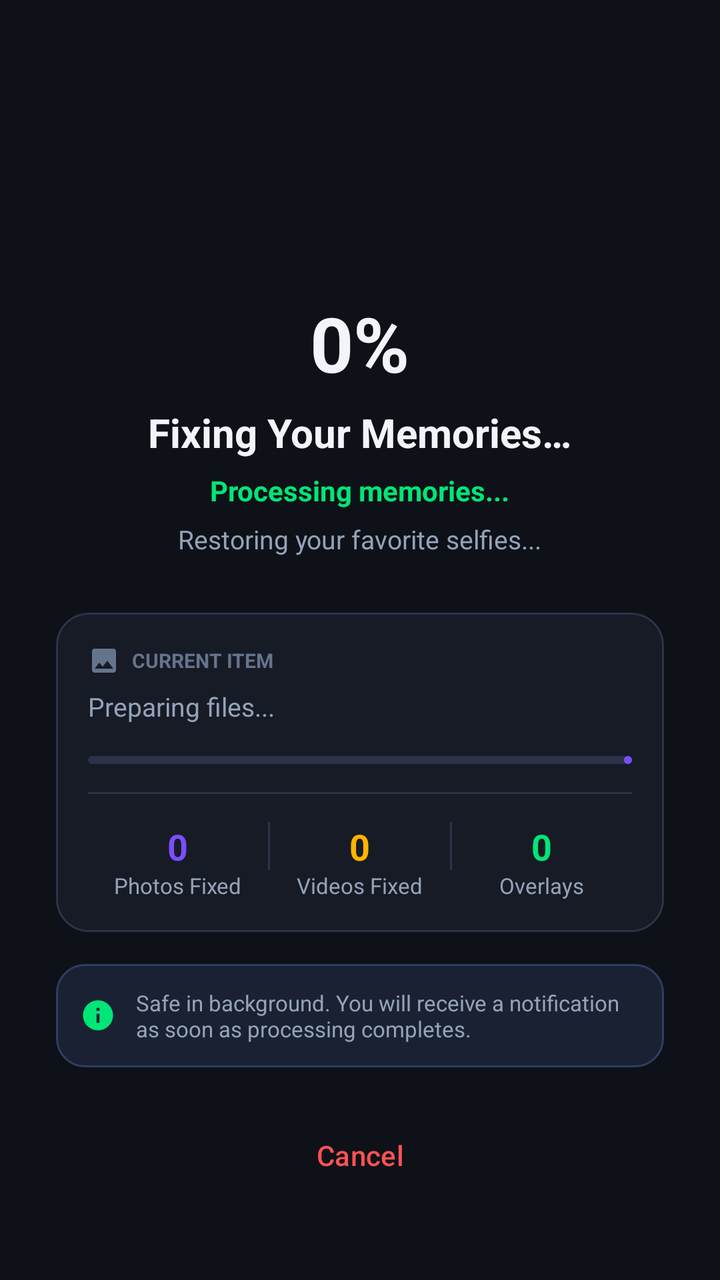
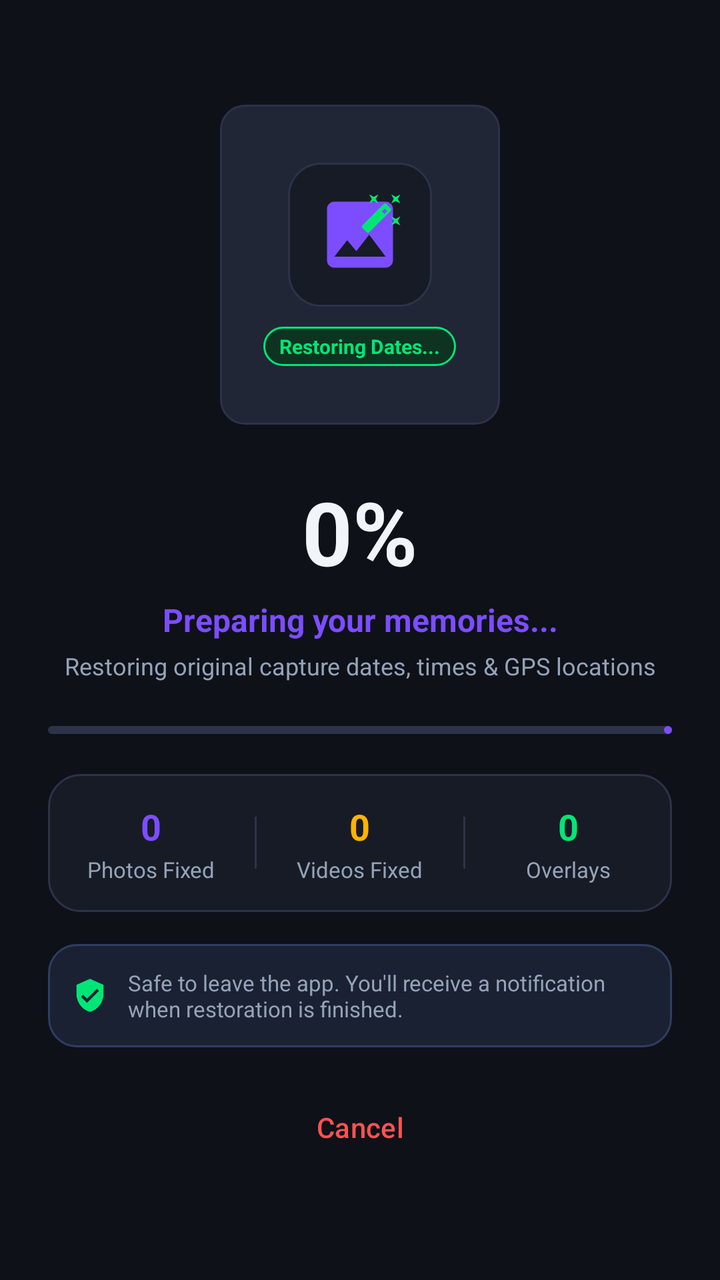

An Android layout rendered at two revisions. The XML below is the earlier revision; the diff shows what the commit changed to produce the second picture.
<!-- AndroidManifest.xml: application theme Theme.MemoryFix -->
<!-- res/layout/fragment_processing.xml -->
<?xml version="1.0" encoding="utf-8"?>
<LinearLayout xmlns:android="http://schemas.android.com/apk/res/android"
    xmlns:app="http://schemas.android.com/apk/res-auto"
    android:layout_width="match_parent"
    android:layout_height="match_parent"
    android:gravity="center"
    android:orientation="vertical"
    android:padding="28dp">

    
    <ProgressBar
        android:id="@+id/progressCircular"
        style="?android:attr/progressBarStyleLarge"
        android:layout_width="88dp"
        android:layout_height="88dp"
        android:indeterminateTint="@color/primary" />

    <TextView
        android:id="@+id/tvProgressPercentage"
        android:layout_width="wrap_content"
        android:layout_height="wrap_content"
        android:layout_marginTop="20dp"
        android:text="0%"
        android:textColor="@color/text_primary"
        android:textSize="38sp"
        android:textStyle="bold" />

    <TextView
        android:id="@+id/tvProcessingTitle"
        android:layout_width="wrap_content"
        android:layout_height="wrap_content"
        android:layout_marginTop="6dp"
        android:text="@string/processing_title"
        android:textColor="@color/text_primary"
        android:textSize="20sp"
        android:textStyle="bold" />

    <TextView
        android:id="@+id/tvProgressCount"
        android:layout_width="wrap_content"
        android:layout_height="wrap_content"
        android:layout_marginTop="6dp"
        android:text="Processing memories..."
        android:textColor="@color/accent"
        android:textSize="14sp"
        android:textStyle="bold" />

    <TextView
        android:id="@+id/tvFriendlyStatus"
        android:layout_width="wrap_content"
        android:layout_height="wrap_content"
        android:layout_marginTop="6dp"
        android:gravity="center"
        android:text="Restoring your favorite selfies..."
        android:textColor="@color/text_secondary"
        android:textSize="13sp" />

    
    <LinearLayout
        android:layout_width="match_parent"
        android:layout_height="wrap_content"
        android:layout_marginTop="28dp"
        android:background="@drawable/bg_card"
        android:orientation="vertical"
        android:padding="16dp">

        <LinearLayout
            android:layout_width="match_parent"
            android:layout_height="wrap_content"
            android:gravity="center_vertical"
            android:orientation="horizontal">

            <ImageView
                android:layout_width="16dp"
                android:layout_height="16dp"
                android:src="@drawable/ic_photo"
                app:tint="@color/text_tertiary" />

            <TextView
                android:layout_width="wrap_content"
                android:layout_height="wrap_content"
                android:layout_marginStart="6dp"
                android:text="CURRENT ITEM"
                android:textColor="@color/text_tertiary"
                android:textSize="10sp"
                android:textStyle="bold" />
        </LinearLayout>

        <TextView
            android:id="@+id/tvCurrentFileName"
            android:layout_width="match_parent"
            android:layout_height="wrap_content"
            android:layout_marginTop="6dp"
            android:ellipsize="middle"
            android:singleLine="true"
            android:text="Preparing files..."
            android:textColor="@color/text_secondary"
            android:textSize="13sp" />

        
        <com.google.android.material.progressindicator.LinearProgressIndicator
            android:id="@+id/progressLinear"
            android:layout_width="match_parent"
            android:layout_height="8dp"
            android:layout_marginTop="16dp"
            app:indicatorColor="@color/primary"
            app:trackColor="@color/surface_border"
            app:trackCornerRadius="4dp" />

        <View
            android:layout_width="match_parent"
            android:layout_height="1dp"
            android:layout_marginVertical="14dp"
            android:background="@color/surface_border" />

        
        <LinearLayout
            android:layout_width="match_parent"
            android:layout_height="wrap_content"
            android:orientation="horizontal">

            <LinearLayout
                android:layout_width="0dp"
                android:layout_height="wrap_content"
                android:layout_weight="1"
                android:gravity="center"
                android:orientation="vertical">

                <TextView
                    android:id="@+id/tvLivePhotosFixed"
                    android:layout_width="wrap_content"
                    android:layout_height="wrap_content"
                    android:text="0"
                    android:textColor="@color/primary"
                    android:textSize="18sp"
                    android:textStyle="bold" />

                <TextView
                    android:layout_width="wrap_content"
                    android:layout_height="wrap_content"
                    android:text="Photos Fixed"
                    android:textColor="@color/text_secondary"
                    android:textSize="11sp" />
            </LinearLayout>

            <View
                android:layout_width="1dp"
                android:layout_height="24dp"
                android:background="@color/surface_border" />

            <LinearLayout
                android:layout_width="0dp"
                android:layout_height="wrap_content"
                android:layout_weight="1"
                android:gravity="center"
                android:orientation="vertical">

                <TextView
                    android:id="@+id/tvLiveVideosFixed"
                    android:layout_width="wrap_content"
                    android:layout_height="wrap_content"
                    android:text="0"
                    android:textColor="@color/amber"
                    android:textSize="18sp"
                    android:textStyle="bold" />

                <TextView
                    android:layout_width="wrap_content"
                    android:layout_height="wrap_content"
                    android:text="Videos Fixed"
                    android:textColor="@color/text_secondary"
                    android:textSize="11sp" />
            </LinearLayout>

            <View
                android:layout_width="1dp"
                android:layout_height="24dp"
                android:background="@color/surface_border" />

            <LinearLayout
                android:layout_width="0dp"
                android:layout_height="wrap_content"
                android:layout_weight="1"
                android:gravity="center"
                android:orientation="vertical">

                <TextView
                    android:id="@+id/tvLiveOverlaysMerged"
                    android:layout_width="wrap_content"
                    android:layout_height="wrap_content"
                    android:text="0"
                    android:textColor="@color/accent"
                    android:textSize="18sp"
                    android:textStyle="bold" />

                <TextView
                    android:layout_width="wrap_content"
                    android:layout_height="wrap_content"
                    android:text="Overlays"
                    android:textColor="@color/text_secondary"
                    android:textSize="11sp" />
            </LinearLayout>
        </LinearLayout>
    </LinearLayout>

    
    <LinearLayout
        android:layout_width="match_parent"
        android:layout_height="wrap_content"
        android:layout_marginTop="16dp"
        android:background="@drawable/bg_tip_card"
        android:gravity="center_vertical"
        android:orientation="horizontal"
        android:padding="12dp">

        <ImageView
            android:layout_width="18dp"
            android:layout_height="18dp"
            android:src="@drawable/ic_info"
            app:tint="@color/accent" />

        <TextView
            android:layout_width="0dp"
            android:layout_height="wrap_content"
            android:layout_marginStart="10dp"
            android:layout_weight="1"
            android:text="Safe in background. You will receive a notification as soon as processing completes."
            android:textColor="@color/text_secondary"
            android:textSize="11sp" />
    </LinearLayout>

    <com.google.android.material.button.MaterialButton
        android:id="@+id/btnCancelProcessing"
        style="@style/Widget.Material3.Button.TextButton"
        android:layout_width="wrap_content"
        android:layout_height="wrap_content"
        android:layout_marginTop="20dp"
        android:text="@string/btn_cancel"
        android:textColor="@color/error" />

</LinearLayout>
<!-- resources referenced by this layout -->
<resources>
  <color name="accent">#00E676</color>
  <color name="amber">#FFB300</color>
  <color name="error">#FF5252</color>
  <color name="primary">#7C4DFF</color>
  <color name="surface_border">#2C3349</color>
  <color name="text_primary">#F1F5F9</color>
  <color name="text_secondary">#94A3B8</color>
  <color name="text_tertiary">#64748B</color>
  <!-- drawable bg_card (drawable) -->
  <?xml version="1.0" encoding="utf-8"?>
  <shape xmlns:android="http://schemas.android.com/apk/res/android"
      android:shape="rectangle">
      <solid android:color="@color/surface_card" />
      <corners android:radius="16dp" />
      <stroke android:width="1dp" android:color="@color/surface_border" />
  </shape>
  <!-- drawable bg_tip_card (drawable) -->
  <?xml version="1.0" encoding="utf-8"?>
  <shape xmlns:android="http://schemas.android.com/apk/res/android"
      android:shape="rectangle">
      <solid android:color="#1A2133" />
      <corners android:radius="14dp" />
      <stroke android:width="1dp" android:color="#2F3E61" />
  </shape>
  <!-- drawable ic_info (drawable) -->
  <vector xmlns:android="http://schemas.android.com/apk/res/android"
      android:width="24dp"
      android:height="24dp"
      android:viewportWidth="24"
      android:viewportHeight="24">
    <path
        android:fillColor="#FFFFFFFF"
        android:pathData="M12,2C6.48,2 2,6.48 2,12s4.48,10 10,10 10,-4.48 10,-10S17.52,2 12,2zm1,15h-2v-6h2v6zm0,-8h-2V7h2v2z"/>
  </vector>
  <!-- drawable ic_photo (drawable) -->
  <vector xmlns:android="http://schemas.android.com/apk/res/android"
      android:width="24dp"
      android:height="24dp"
      android:viewportWidth="24"
      android:viewportHeight="24">
    <path
        android:fillColor="#FFFFFFFF"
        android:pathData="M21,19V5c0,-1.1 -0.9,-2 -2,-2H5c-1.1,0 -2,0.9 -2,2v14c0,1.1 0.9,2 2,2h14c1.1,0 2,-0.9 2,-2zM8.5,13.5l2.5,3.01L14.5,12l4.5,6H5l3.5,-4.5z"/>
  </vector>
  <string name="btn_cancel">Cancel</string>
  <string name="processing_title">Fixing Your Memories…</string>
  <color name="surface_card">#171B26</color>
  <color name="primary_variant">#651FFF</color>
  <color name="on_primary">#FFFFFF</color>
  <color name="on_accent">#00391A</color>
  <color name="bg_dark">#0E1118</color>
  <!-- unchanged entries left out for length: 1 -->
</resources>

<!-- the commit's change to res/layout/fragment_processing.xml (unified diff, before → after) -->
@@ -5,201 +5,196 @@
     android:layout_height="match_parent"
     android:gravity="center"
     android:orientation="vertical"
-    android:padding="28dp">
-
-    
-    <ProgressBar
-        android:id="@+id/progressCircular"
-        style="?android:attr/progressBarStyleLarge"
-        android:layout_width="88dp"
-        android:layout_height="88dp"
-        android:indeterminateTint="@color/primary" />
-
+    android:padding="24dp">
+
+    
+    <FrameLayout
+        android:id="@+id/layoutPhotoFrame"
+        android:layout_width="140dp"
+        android:layout_height="160dp"
+        android:background="@drawable/bg_card_elevated"
+        android:padding="12dp">
+
+        <LinearLayout
+            android:layout_width="match_parent"
+            android:layout_height="match_parent"
+            android:gravity="center"
+            android:orientation="vertical">
+
+            
+            <FrameLayout
+                android:layout_width="72dp"
+                android:layout_height="72dp"
+                android:background="@drawable/bg_card"
+                android:padding="14dp">
+
+                <ImageView
+                    android:id="@+id/ivAnimatedPhoto"
+                    android:layout_width="match_parent"
+                    android:layout_height="match_parent"
+                    android:src="@drawable/ic_photo"
+                    app:tint="@color/primary" />
+
+                <ImageView
+                    android:id="@+id/ivSparkleBadge"
+                    android:layout_width="22dp"
+                    android:layout_height="22dp"
+                    android:layout_gravity="top|end"
+                    android:src="@drawable/ic_auto_fix"
+                    app:tint="@color/accent" />
+            </FrameLayout>
+
+            
+            <TextView
+                android:id="@+id/tvFrameDateBadge"
+                android:layout_width="wrap_content"
+                android:layout_height="wrap_content"
+                android:layout_marginTop="10dp"
+                android:background="@drawable/bg_badge_pill"
+                android:paddingHorizontal="8dp"
+                android:paddingVertical="3dp"
+                android:text="Restoring Dates..."
+                android:textColor="@color/accent"
+                android:textSize="10sp"
+                android:textStyle="bold" />
+        </LinearLayout>
+    </FrameLayout>
+
+    
     <TextView
         android:id="@+id/tvProgressPercentage"
         android:layout_width="wrap_content"
         android:layout_height="wrap_content"
-        android:layout_marginTop="20dp"
+        android:layout_marginTop="24dp"
         android:text="0%"
         android:textColor="@color/text_primary"
-        android:textSize="38sp"
+        android:textSize="44sp"
         android:textStyle="bold" />
 
+    
     <TextView
-        android:id="@+id/tvProcessingTitle"
-        android:layout_width="wrap_content"
-        android:layout_height="wrap_content"
-        android:layout_marginTop="6dp"
-        android:text="@string/processing_title"
-        android:textColor="@color/text_primary"
-        android:textSize="20sp"
+        android:id="@+id/tvSingleStatus"
+        android:layout_width="wrap_content"
+        android:layout_height="wrap_content"
+        android:layout_marginTop="4dp"
+        android:gravity="center"
+        android:text="Preparing your memories..."
+        android:textColor="@color/primary"
+        android:textSize="16sp"
         android:textStyle="bold" />
 
     <TextView
-        android:id="@+id/tvProgressCount"
-        android:layout_width="wrap_content"
-        android:layout_height="wrap_content"
-        android:layout_marginTop="6dp"
-        android:text="Processing memories..."
-        android:textColor="@color/accent"
-        android:textSize="14sp"
-        android:textStyle="bold" />
-
-    <TextView
-        android:id="@+id/tvFriendlyStatus"
-        android:layout_width="wrap_content"
-        android:layout_height="wrap_content"
-        android:layout_marginTop="6dp"
+        android:layout_width="wrap_content"
+        android:layout_height="wrap_content"
+        android:layout_marginTop="4dp"
         android:gravity="center"
-        android:text="Restoring your favorite selfies..."
+        android:text="Restoring original capture dates, times &amp; GPS locations"
         android:textColor="@color/text_secondary"
-        android:textSize="13sp" />
+        android:textSize="12sp" />
+
+    
+    <com.google.android.material.progressindicator.LinearProgressIndicator
+        android:id="@+id/progressLinear"
+        android:layout_width="match_parent"
+        android:layout_height="8dp"
+        android:layout_marginTop="22dp"
+        app:indicatorColor="@color/primary"
+        app:trackColor="@color/surface_border"
+        app:trackCornerRadius="4dp" />
 
     
     <LinearLayout
         android:layout_width="match_parent"
         android:layout_height="wrap_content"
-        android:layout_marginTop="28dp"
+        android:layout_marginTop="20dp"
         android:background="@drawable/bg_card"
-        android:orientation="vertical"
-        android:padding="16dp">
-
-        <LinearLayout
-            android:layout_width="match_parent"
-            android:layout_height="wrap_content"
-            android:gravity="center_vertical"
-            android:orientation="horizontal">
-
-            <ImageView
-                android:layout_width="16dp"
-                android:layout_height="16dp"
-                android:src="@drawable/ic_photo"
-                app:tint="@color/text_tertiary" />
-
-            <TextView
-                android:layout_width="wrap_content"
-                android:layout_height="wrap_content"
-                android:layout_marginStart="6dp"
-                android:text="CURRENT ITEM"
-                android:textColor="@color/text_tertiary"
-                android:textSize="10sp"
-                android:textStyle="bold" />
-        </LinearLayout>
-
-        <TextView
-            android:id="@+id/tvCurrentFileName"
-            android:layout_width="match_parent"
-            android:layout_height="wrap_content"
-            android:layout_marginTop="6dp"
-            android:ellipsize="middle"
-            android:singleLine="true"
-            android:text="Preparing files..."
-            android:textColor="@color/text_secondary"
-            android:textSize="13sp" />
-
-        
-        <com.google.android.material.progressindicator.LinearProgressIndicator
-            android:id="@+id/progressLinear"
-            android:layout_width="match_parent"
-            android:layout_height="8dp"
-            android:layout_marginTop="16dp"
-            app:indicatorColor="@color/primary"
-            app:trackColor="@color/surface_border"
-            app:trackCornerRadius="4dp" />
+        android:gravity="center"
+        android:orientation="horizontal"
+        android:paddingVertical="14dp">
+
+        <LinearLayout
+            android:layout_width="0dp"
+            android:layout_height="wrap_content"
+            android:layout_weight="1"
+            android:gravity="center"
+            android:orientation="vertical">
+
+            <TextView
+                android:id="@+id/tvLivePhotosFixed"
+                android:layout_width="wrap_content"
+                android:layout_height="wrap_content"
+                android:text="0"
+                android:textColor="@color/primary"
+                android:textSize="18sp"
+                android:textStyle="bold" />
+
+            <TextView
+                android:layout_width="wrap_content"
+                android:layout_height="wrap_content"
+                android:layout_marginTop="2dp"
+                android:text="Photos Fixed"
+                android:textColor="@color/text_secondary"
+                android:textSize="11sp" />
+        </LinearLayout>
 
         <View
-            android:layout_width="match_parent"
-            android:layout_height="1dp"
-            android:layout_marginVertical="14dp"
+            android:layout_width="1dp"
+            android:layout_height="26dp"
             android:background="@color/surface_border" />
 
-        
-        <LinearLayout
-            android:layout_width="match_parent"
-            android:layout_height="wrap_content"
-            android:orientation="horizontal">
-
-            <LinearLayout
-                android:layout_width="0dp"
-                android:layout_height="wrap_content"
-                android:layout_weight="1"
-                android:gravity="center"
-                android:orientation="vertical">
-
-                <TextView
-                    android:id="@+id/tvLivePhotosFixed"
-                    android:layout_width="wrap_content"
-                    android:layout_height="wrap_content"
-                    android:text="0"
-                    android:textColor="@color/primary"
-                    android:textSize="18sp"
-                    android:textStyle="bold" />
-
-                <TextView
-                    android:layout_width="wrap_content"
-                    android:layout_height="wrap_content"
-                    android:text="Photos Fixed"
-                    android:textColor="@color/text_secondary"
-                    android:textSize="11sp" />
-            </LinearLayout>
-
-            <View
-                android:layout_width="1dp"
-                android:layout_height="24dp"
-                android:background="@color/surface_border" />
-
-            <LinearLayout
-                android:layout_width="0dp"
-                android:layout_height="wrap_content"
-                android:layout_weight="1"
-                android:gravity="center"
-                android:orientation="vertical">
-
-                <TextView
-                    android:id="@+id/tvLiveVideosFixed"
-                    android:layout_width="wrap_content"
-                    android:layout_height="wrap_content"
-                    android:text="0"
-                    android:textColor="@color/amber"
-                    android:textSize="18sp"
-                    android:textStyle="bold" />
-
-                <TextView
-                    android:layout_width="wrap_content"
-                    android:layout_height="wrap_content"
-                    android:text="Videos Fixed"
-                    android:textColor="@color/text_secondary"
-                    android:textSize="11sp" />
-            </LinearLayout>
-
-            <View
-                android:layout_width="1dp"
-                android:layout_height="24dp"
-                android:background="@color/surface_border" />
-
-            <LinearLayout
-                android:layout_width="0dp"
-                android:layout_height="wrap_content"
-                android:layout_weight="1"
-                android:gravity="center"
-                android:orientation="vertical">
-
-                <TextView
-                    android:id="@+id/tvLiveOverlaysMerged"
-                    android:layout_width="wrap_content"
-                    android:layout_height="wrap_content"
-                    android:text="0"
-                    android:textColor="@color/accent"
-                    android:textSize="18sp"
-                    android:textStyle="bold" />
-
-                <TextView
-                    android:layout_width="wrap_content"
-                    android:layout_height="wrap_content"
-                    android:text="Overlays"
-                    android:textColor="@color/text_secondary"
-                    android:textSize="11sp" />
-            </LinearLayout>
+        <LinearLayout
+            android:layout_width="0dp"
+            android:layout_height="wrap_content"
+            android:layout_weight="1"
+            android:gravity="center"
+            android:orientation="vertical">
+
+            <TextView
+                android:id="@+id/tvLiveVideosFixed"
+                android:layout_width="wrap_content"
+                android:layout_height="wrap_content"
+                android:text="0"
+                android:textColor="@color/amber"
+                android:textSize="18sp"
+                android:textStyle="bold" />
+
+            <TextView
+                android:layout_width="wrap_content"
+                android:layout_height="wrap_content"
+                android:layout_marginTop="2dp"
+                android:text="Videos Fixed"
+                android:textColor="@color/text_secondary"
+                android:textSize="11sp" />
+        </LinearLayout>
+
+        <View
+            android:layout_width="1dp"
+            android:layout_height="26dp"
+            android:background="@color/surface_border" />
+
+        <LinearLayout
+            android:layout_width="0dp"
+            android:layout_height="wrap_content"
+            android:layout_weight="1"
+            android:gravity="center"
+            android:orientation="vertical">
+
+            <TextView
+                android:id="@+id/tvLiveOverlaysMerged"
+                android:layout_width="wrap_content"
+                android:layout_height="wrap_content"
+                android:text="0"
+                android:textColor="@color/accent"
+                android:textSize="18sp"
+                android:textStyle="bold" />
+
+            <TextView
+                android:layout_width="wrap_content"
+                android:layout_height="wrap_content"
+                android:layout_marginTop="2dp"
+                android:text="Overlays"
+                android:textColor="@color/text_secondary"
+                android:textSize="11sp" />
         </LinearLayout>
     </LinearLayout>
 
@@ -216,7 +211,7 @@
         <ImageView
             android:layout_width="18dp"
             android:layout_height="18dp"
-            android:src="@drawable/ic_info"
+            android:src="@drawable/ic_shield_check"
             app:tint="@color/accent" />
 
         <TextView
@@ -224,17 +219,18 @@
             android:layout_height="wrap_content"
             android:layout_marginStart="10dp"
             android:layout_weight="1"
-            android:text="Safe in background. You will receive a notification as soon as processing completes."
+            android:text="Safe to leave the app. You'll receive a notification when restoration is finished."
             android:textColor="@color/text_secondary"
             android:textSize="11sp" />
     </LinearLayout>
 
+    
     <com.google.android.material.button.MaterialButton
         android:id="@+id/btnCancelProcessing"
         style="@style/Widget.Material3.Button.TextButton"
         android:layout_width="wrap_content"
         android:layout_height="wrap_content"
-        android:layout_marginTop="20dp"
+        android:layout_marginTop="16dp"
         android:text="@string/btn_cancel"
         android:textColor="@color/error" />
 
<!-- resource entries referenced after the edit -->
@@ -7,13 +7,28 @@
   <color name="surface_border">#2C3349</color>
   <color name="text_primary">#F1F5F9</color>
   <color name="text_secondary">#94A3B8</color>
-  <color name="text_tertiary">#64748B</color>
+  <!-- drawable bg_badge_pill (drawable) -->
+  <?xml version="1.0" encoding="utf-8"?>
+  <shape xmlns:android="http://schemas.android.com/apk/res/android"
+      android:shape="rectangle">
+      <solid android:color="@color/accent_container" />
+      <corners android:radius="12dp" />
+      <stroke android:width="1dp" android:color="@color/accent" />
+  </shape>
   <!-- drawable bg_card (drawable) -->
   <?xml version="1.0" encoding="utf-8"?>
   <shape xmlns:android="http://schemas.android.com/apk/res/android"
       android:shape="rectangle">
       <solid android:color="@color/surface_card" />
       <corners android:radius="16dp" />
+      <stroke android:width="1dp" android:color="@color/surface_border" />
+  </shape>
+  <!-- drawable bg_card_elevated (drawable) -->
+  <?xml version="1.0" encoding="utf-8"?>
+  <shape xmlns:android="http://schemas.android.com/apk/res/android"
+      android:shape="rectangle">
+      <solid android:color="@color/surface_card_elevated" />
+      <corners android:radius="12dp" />
       <stroke android:width="1dp" android:color="@color/surface_border" />
   </shape>
   <!-- drawable bg_tip_card (drawable) -->
@@ -24,7 +39,7 @@
       <corners android:radius="14dp" />
       <stroke android:width="1dp" android:color="#2F3E61" />
   </shape>
-  <!-- drawable ic_info (drawable) -->
+  <!-- drawable ic_auto_fix (drawable) -->
   <vector xmlns:android="http://schemas.android.com/apk/res/android"
       android:width="24dp"
       android:height="24dp"
@@ -32,7 +47,7 @@
       android:viewportHeight="24">
     <path
         android:fillColor="#FFFFFFFF"
-        android:pathData="M12,2C6.48,2 2,6.48 2,12s4.48,10 10,10 10,-4.48 10,-10S17.52,2 12,2zm1,15h-2v-6h2v6zm0,-8h-2V7h2v2z"/>
+        android:pathData="M7.5,5.6L5,7l1.4,-2.5L5,2l2.5,1.4L10,2 8.6,4.5 10,7 7.5,5.6zm12,9.8L22,14l-1.4,2.5L22,19l-2.5,-1.4L17,19l1.4,-2.5L17,14l2.5,1.4zM22,2l-2.5,1.4L17,2l1.4,2.5L17,7l2.5,-1.4L22,7l-1.4,-2.5L22,2zm-7.63,5.29c-0.39,-0.39 -1.02,-0.39 -1.41,0L1.29,18.96c-0.39,0.39 -0.39,1.02 0,1.41l2.34,2.34c0.39,0.39 1.02,0.39 1.41,0L16.7,11.05c0.39,-0.39 0.39,-1.02 0,-1.41l-2.33,-2.35zm-1.03,5.49l-1.41,-1.41 1.6,-1.6 1.41,1.41 -1.6,1.6z"/>
   </vector>
   <!-- drawable ic_photo (drawable) -->
   <vector xmlns:android="http://schemas.android.com/apk/res/android"
@@ -44,9 +59,20 @@
         android:fillColor="#FFFFFFFF"
         android:pathData="M21,19V5c0,-1.1 -0.9,-2 -2,-2H5c-1.1,0 -2,0.9 -2,2v14c0,1.1 0.9,2 2,2h14c1.1,0 2,-0.9 2,-2zM8.5,13.5l2.5,3.01L14.5,12l4.5,6H5l3.5,-4.5z"/>
   </vector>
+  <!-- drawable ic_shield_check (drawable) -->
+  <vector xmlns:android="http://schemas.android.com/apk/res/android"
+      android:width="24dp"
+      android:height="24dp"
+      android:viewportWidth="24"
+      android:viewportHeight="24">
+    <path
+        android:fillColor="#FFFFFFFF"
+        android:pathData="M12,1L3,5v6c0,5.55 3.84,10.74 9,12 5.16,-1.26 9,-6.45 9,-12V5l-9,-4zm-2,16l-4,-4 1.41,-1.41L10,14.17l6.59,-6.59L18,9l-8,8z"/>
+  </vector>
   <string name="btn_cancel">Cancel</string>
-  <string name="processing_title">Fixing Your Memories…</string>
+  <color name="accent_container">#0E3321</color>
   <color name="surface_card">#171B26</color>
+  <color name="surface_card_elevated">#212636</color>
   <color name="primary_variant">#651FFF</color>
   <color name="on_primary">#FFFFFF</color>
   <color name="on_accent">#00391A</color>
